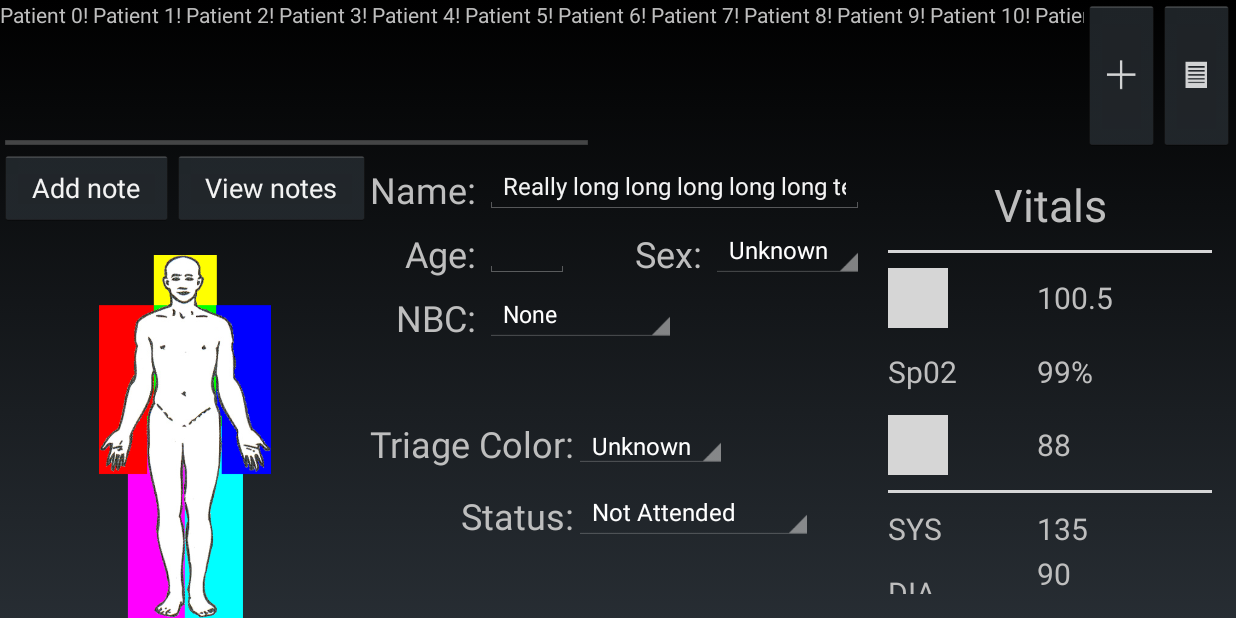
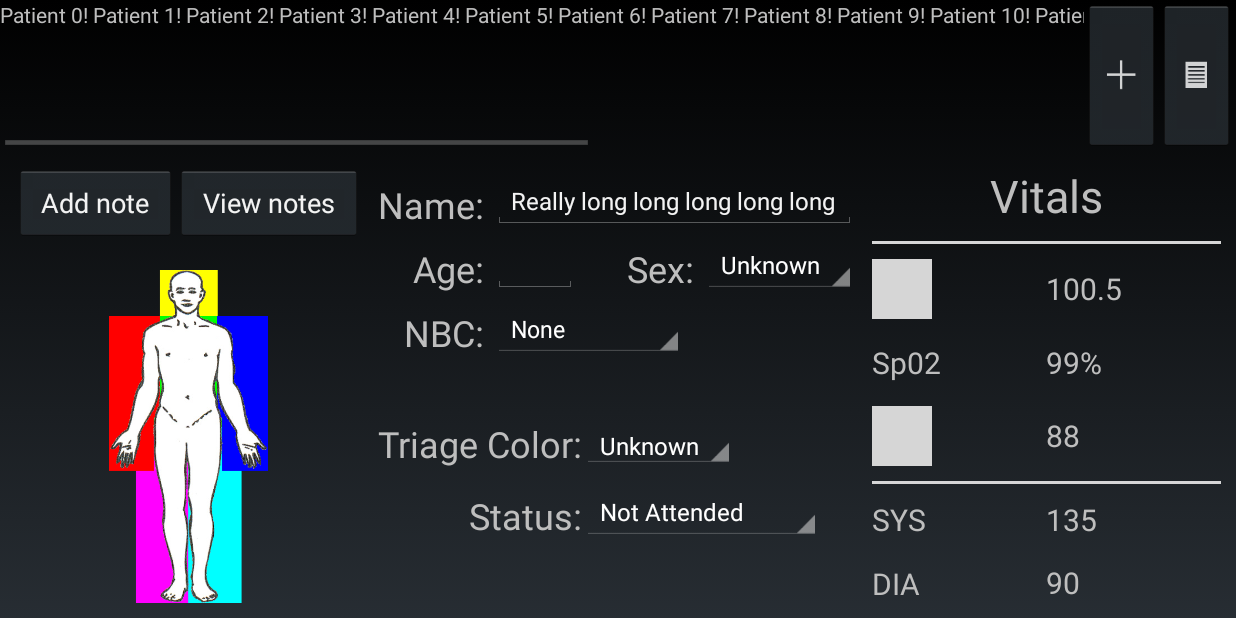
Before and after one commit to ProjectRipple/Ripple-Android, an Android app: the PatientCurrentVitalsFragment screen opened directly, with no data from a screen before it, on a phone screen of 824 x 412 dp (held sideways). Run offline under Robolectric (Android 15) with nearby library versions, the phone set to English and light mode, and no system bars; grey boxes are pictures that could not be loaded.

Commit message:
adjust margins in scenario fragments

```diff
--- a/RippleAndroid/src/main/res/layout/fragment_patient_current_vitals.xml
+++ b/RippleAndroid/src/main/res/layout/fragment_patient_current_vitals.xml
@@ -3,7 +3,10 @@
     android:layout_width="wrap_content"
     android:layout_height="match_parent"
     android:layout_weight="3"
-    android:layout_margin="16dp"
+    android:layout_marginRight="10dp"
+    android:layout_marginTop="10dp"
+    android:layout_marginLeft="5dp"
+    android:layout_marginBottom="10dp"
     tools:context=".fragment.PatientCurrentVitalsFragment">
 
 
--- a/RippleAndroid/src/main/res/layout/fragment_patient_info.xml
+++ b/RippleAndroid/src/main/res/layout/fragment_patient_info.xml
@@ -4,6 +4,10 @@
     android:layout_height="match_parent"
     android:orientation="vertical"
     android:layout_weight="4"
+    android:layout_marginRight="5dp"
+    android:layout_marginTop="10dp"
+    android:layout_marginLeft="5dp"
+    android:layout_marginBottom="10dp"
     tools:context=".fragment.PatientInfoFragment">
 
     <RelativeLayout
--- a/RippleAndroid/src/main/res/layout/fragment_scenario_note.xml
+++ b/RippleAndroid/src/main/res/layout/fragment_scenario_note.xml
@@ -3,6 +3,10 @@
     android:layout_width="wrap_content"
     android:layout_height="match_parent"
     android:layout_weight="3"
+    android:layout_marginRight="5dp"
+    android:layout_marginTop="10dp"
+    android:layout_marginLeft="10dp"
+    android:layout_marginBottom="10dp"
     tools:context=".fragment.ScenarioNoteFragment">
 
 
```
